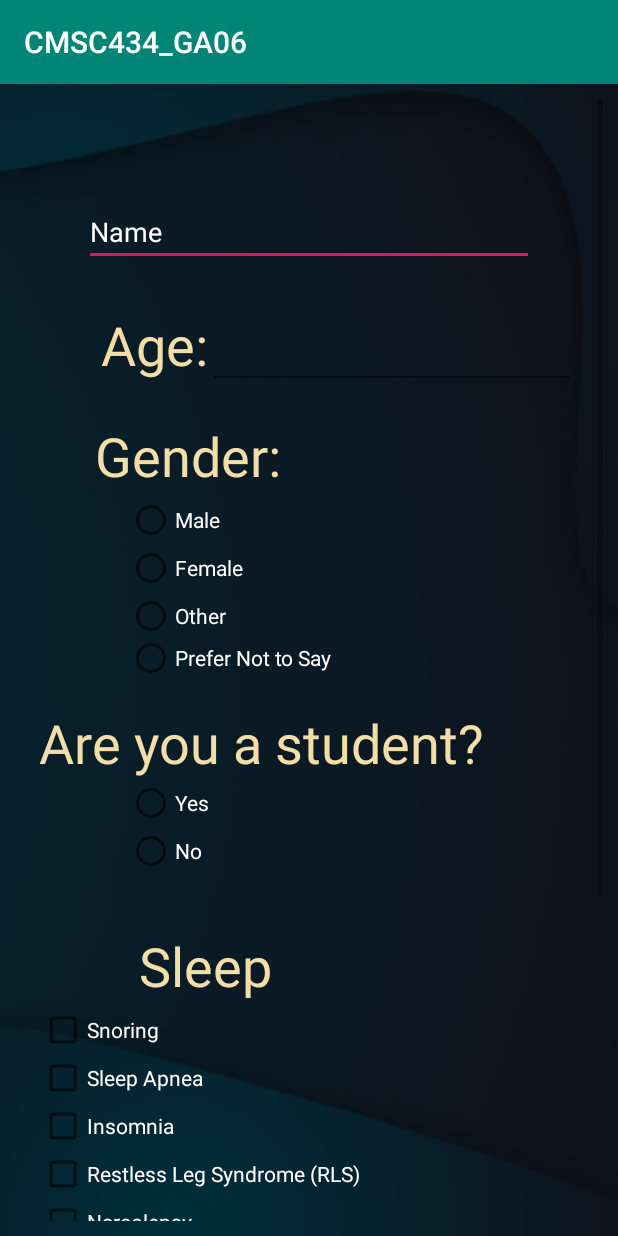
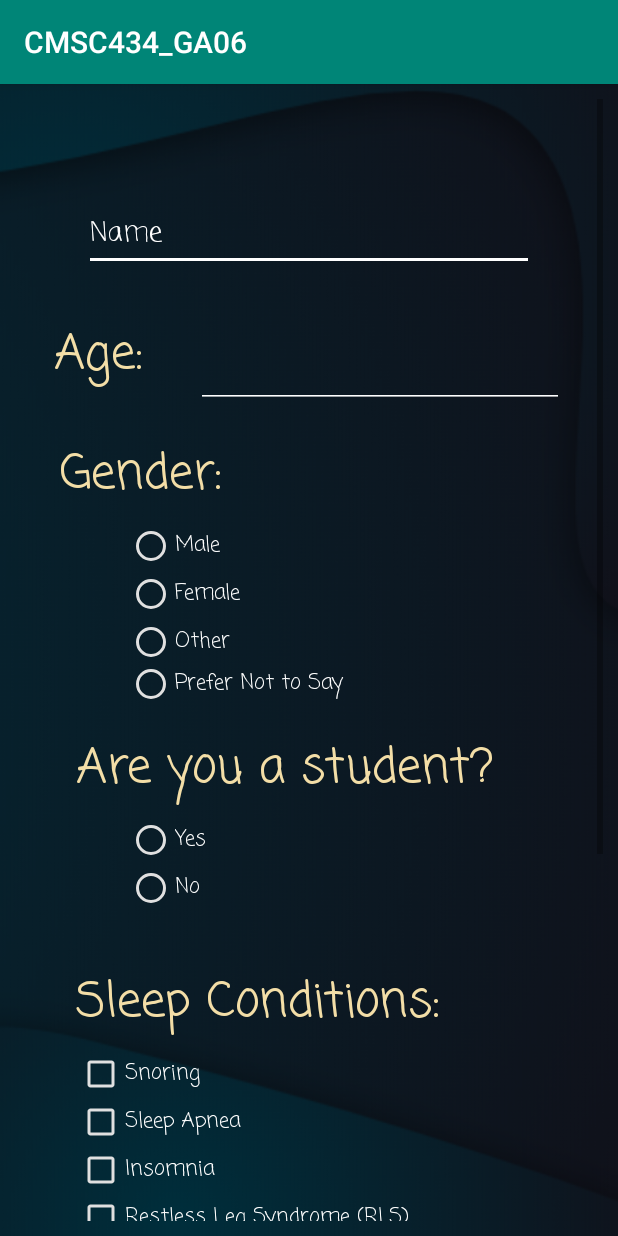
Before and after one commit to Ruochen-Wang/UMD_CMSC434_APAC, an Android app: the ThirdTask screen opened directly, with no data from a screen before it, on a phone screen of 412 x 824 dp. Run offline under Robolectric (Android 15) with nearby library versions, the phone set to English and light mode, and no system bars; our stand-ins replace Firebase (no records; nobody signed in at launch, a user with empty details on screens opened directly).

Commit message:
1. Fixed constraint problems 2. Changed font 3. Changed popups' alpha values and colours 4. Realigned text in Task 3

```diff
--- a/app/src/main/res/drawable/activity_btn.xml
+++ b/app/src/main/res/drawable/activity_btn.xml
@@ -15,4 +15,9 @@
     <stroke
         android:width="3dp"
         android:color="#152E4F"/>
+    <gradient
+        android:startColor="@color/colorPrimaryDark"
+        android:centerColor="@color/colorPrimary"
+        android:endColor="@color/colorPrimaryDark"
+        android:angle="270" />
 </shape>
--- a/app/src/main/res/layout/activity_third_task.xml
+++ b/app/src/main/res/layout/activity_third_task.xml
@@ -27,11 +27,14 @@
             android:layout_marginTop="50dp"
             android:layout_marginEnd="24dp"
             android:autofillHints="@string/prompt_name"
+            android:backgroundTint="@color/cardview_light_background"
             android:hint="@string/prompt_name"
             android:inputType="textShortMessage"
             android:selectAllOnFocus="true"
             android:textColor="#ffffff"
             android:textColorHint="#ffffff"
+            android:textCursorDrawable="@null"
+            android:fontFamily="casual"
             app:layout_constraintEnd_toEndOf="parent"
             app:layout_constraintStart_toStartOf="parent"
             app:layout_constraintTop_toTopOf="parent" />
@@ -39,89 +42,109 @@
 
         <TextView
             android:id="@+id/age_text"
-            android:layout_width="wrap_content"
-            android:layout_height="wrap_content"
-            android:layout_marginTop="28dp"
+            android:layout_width="89dp"
+            android:layout_height="60dp"
+            android:layout_marginStart="10dp"
+            android:layout_marginLeft="10dp"
+            android:layout_marginTop="130dp"
             android:text="Age:"
             android:textColor="#F3DEA7"
-            android:textSize="36sp"
-            app:layout_constraintEnd_toEndOf="parent"
-            app:layout_constraintHorizontal_bias="0.143"
+            android:textSize="32sp"
+            android:fontFamily="casual"
             app:layout_constraintStart_toStartOf="parent"
-            app:layout_constraintTop_toBottomOf="@+id/name" />
+            app:layout_constraintTop_toTopOf="parent" />
 
         <EditText
             android:id="@+id/age"
             android:layout_width="245dp"
-            android:layout_height="54dp"
-            android:layout_marginTop="28dp"
+            android:layout_height="60dp"
+            android:layout_marginStart="5dp"
+            android:layout_marginLeft="5dp"
+            android:layout_marginTop="130dp"
+            android:layout_marginEnd="10dp"
+            android:layout_marginRight="10dp"
+            android:backgroundTint="@color/cardview_light_background"
+            android:fontFamily="casual"
             android:inputType="number"
             android:selectAllOnFocus="true"
             android:textColor="#ffffff"
             android:textColorHint="#ffffff"
+            android:textCursorDrawable="@null"
+            android:textSize="28sp"
+            app:layout_constraintEnd_toEndOf="parent"
             app:layout_constraintStart_toEndOf="@+id/age_text"
-            app:layout_constraintTop_toBottomOf="@+id/name" />
+            app:layout_constraintTop_toTopOf="parent" />
 
         <TextView
             android:id="@+id/gender_text"
-            android:layout_width="225dp"
-            android:layout_height="51dp"
+            android:layout_width="310dp"
+            android:layout_height="56dp"
             android:layout_marginTop="20dp"
             android:text="Gender:"
             android:textColor="#F3DEA7"
-            android:textSize="36sp"
+            android:textSize="32sp"
+            android:fontFamily="casual"
             app:layout_constraintEnd_toEndOf="parent"
             app:layout_constraintHorizontal_bias="0.275"
             app:layout_constraintStart_toStartOf="parent"
-            app:layout_constraintTop_toBottomOf="@+id/age" />
+            app:layout_constraintTop_toBottomOf="@+id/age_text" />
 
         <RadioGroup
             android:id="@+id/radioGroup"
             android:layout_width="243dp"
             android:layout_height="120dp"
-            tools:layout_editor_absoluteX="61dp"
-            tools:layout_editor_absoluteY="489dp"
             app:layout_constraintEnd_toEndOf="parent"
             app:layout_constraintStart_toStartOf="parent"
-            app:layout_constraintTop_toBottomOf="@+id/gender_text">
+            app:layout_constraintTop_toBottomOf="@+id/gender_text"
+            tools:layout_editor_absoluteX="61dp"
+            tools:layout_editor_absoluteY="489dp">
 
             <RadioButton
                 android:id="@+id/radio1"
                 android:layout_width="match_parent"
                 android:layout_height="wrap_content"
+                android:buttonTint="#e0e0e0"
                 android:text="Male"
-                android:textColor="#ffffff"/>
+                android:textColor="#ffffff"
+                android:fontFamily="casual"/>
 
             <RadioButton
                 android:id="@+id/radio2"
                 android:layout_width="match_parent"
                 android:layout_height="wrap_content"
+                android:buttonTint="#e0e0e0"
                 android:text="Female"
-                android:textColor="#ffffff"/>
+                android:textColor="#ffffff"
+                android:fontFamily="casual"/>
 
             <RadioButton
                 android:id="@+id/radio3"
                 android:layout_width="match_parent"
                 android:layout_height="wrap_content"
+                android:buttonTint="#e0e0e0"
                 android:text="Other"
-                android:textColor="#ffffff"/>
+                android:textColor="#ffffff"
+                android:fontFamily="casual"/>
 
             <RadioButton
                 android:id="@+id/radio4"
                 android:layout_width="match_parent"
                 android:layout_height="wrap_content"
+                android:buttonTint="#e0e0e0"
                 android:text="Prefer Not to Say"
-                android:textColor="#ffffff"/>
+                android:textColor="#ffffff"
+                android:fontFamily="casual"/>
         </RadioGroup>
 
         <TextView
             android:id="@+id/student_text"
-            android:layout_width="match_parent"
-            android:layout_height="wrap_content"
+            android:layout_width="310dp"
+            android:layout_height="56dp"
             android:layout_marginTop="20dp"
             android:text="Are you a student?"
             android:textColor="#F3DEA7"
-            android:textSize="36sp"
+            android:textSize="32sp"
+            android:fontFamily="casual"
             app:layout_constraintEnd_toEndOf="parent"
             app:layout_constraintHorizontal_bias="0.497"
             app:layout_constraintStart_toStartOf="parent"
@@ -131,6 +154,7 @@
             android:id="@+id/studentGroup"
             android:layout_width="243dp"
             android:layout_height="80dp"
+            android:fontFamily="casual"
             app:layout_constraintEnd_toEndOf="parent"
             app:layout_constraintStart_toStartOf="parent"
             app:layout_constraintTop_toBottomOf="@+id/student_text"
@@ -141,6 +165,8 @@
                 android:id="@+id/yes"
                 android:layout_width="match_parent"
                 android:layout_height="wrap_content"
+                android:fontFamily="casual"
+                android:buttonTint="#e0e0e0"
                 android:text="Yes"
                 android:textColor="#ffffff" />
 
@@ -148,19 +174,24 @@
                 android:id="@+id/no"
                 android:layout_width="match_parent"
                 android:layout_height="wrap_content"
+                android:fontFamily="casual"
+                android:buttonTint="#e0e0e0"
                 android:text="No"
-                android:textColor="#ffffff" />
+                android:textColor="#ffffff"
+                android:layout_marginLeft="0dp"/>
 
         </RadioGroup>
 
         <TextView
             android:id="@+id/conditions_text"
-            android:layout_width="225dp"
-            android:layout_height="51dp"
+            android:layout_width="310dp"
+            android:layout_height="56dp"
             android:layout_marginTop="20dp"
+            android:buttonTint="#e0e0e0"
             android:text="Sleep Conditions:"
             android:textColor="#F3DEA7"
-            android:textSize="36sp"
+            android:textSize="32sp"
+            android:fontFamily="casual"
             app:layout_constraintEnd_toEndOf="parent"
             app:layout_constraintHorizontal_bias="0.497"
             app:layout_constraintStart_toStartOf="parent"
@@ -168,86 +199,125 @@
 
         <CheckBox
             android:id="@+id/check1"
-            android:layout_width="match_parent"
+            android:layout_width="310dp"
             android:layout_height="wrap_content"
+            android:buttonTint="#e0e0e0"
             android:text="Snoring"
             android:textColor="#ffffff"
-            app:layout_constraintTop_toBottomOf="@+id/conditions_text"/>
+            android:fontFamily="casual"
+            app:layout_constraintEnd_toEndOf="parent"
+            app:layout_constraintStart_toStartOf="parent"
+            app:layout_constraintTop_toBottomOf="@+id/conditions_text" />
 
         <CheckBox
             android:id="@+id/check2"
-            android:layout_width="match_parent"
+            android:layout_width="310dp"
             android:layout_height="wrap_content"
+            android:buttonTint="#e0e0e0"
             android:text="Sleep Apnea"
             android:textColor="#ffffff"
-            app:layout_constraintTop_toBottomOf="@+id/check1"/>
+            android:fontFamily="casual"
+            app:layout_constraintEnd_toEndOf="parent"
+            app:layout_constraintStart_toStartOf="parent"
+            app:layout_constraintTop_toBottomOf="@+id/check1" />
 
         <CheckBox
             android:id="@+id/check3"
-            android:layout_width="match_parent"
+            android:layout_width="310dp"
             android:layout_height="wrap_content"
+            android:buttonTint="#e0e0e0"
             android:text="Insomnia"
             android:textColor="#ffffff"
-            app:layout_constraintTop_toBottomOf="@+id/check2"/>
+            android:fontFamily="casual"
+            app:layout_constraintEnd_toEndOf="parent"
+            app:layout_constraintStart_toStartOf="parent"
+            app:layout_constraintTop_toBottomOf="@+id/check2" />
 
         <CheckBox
             android:id="@+id/check4"
-            android:layout_width="match_parent"
+            android:layout_width="310dp"
             android:layout_height="wrap_content"
+            android:buttonTint="#e0e0e0"
             android:text="Restless Leg Syndrome (RLS)"
             android:textColor="#ffffff"
-            app:layout_constraintTop_toBottomOf="@+id/check3"/>
+            android:fontFamily="casual"
+            app:layout_constraintEnd_toEndOf="parent"
+            app:layout_constraintStart_toStartOf="parent"
+            app:layout_constraintTop_toBottomOf="@+id/check3" />
+
         <CheckBox
             android:id="@+id/check5"
-            android:layout_width="match_parent"
+            android:layout_width="310dp"
             android:layout_height="wrap_content"
+            android:buttonTint="#e0e0e0"
             android:text="Narcolepsy"
             android:textColor="#ffffff"
+            android:fontFamily="casual"
+            app:layout_constraintEnd_toEndOf="parent"
+            app:layout_constraintStart_toStartOf="parent"
             app:layout_constraintTop_toBottomOf="@+id/check4" />
 
         <CheckBox
             android:id="@+id/check6"
-            android:layout_width="match_parent"
+            android:layout_width="310dp"
             android:layout_height="wrap_content"
+            android:buttonTint="#e0e0e0"
             android:text="Circadian Rhythm Disorders"
             android:textColor="#ffffff"
-            app:layout_constraintTop_toBottomOf="@+id/check5"/>
+            android:fontFamily="casual"
+            app:layout_constraintEnd_toEndOf="parent"
+            app:layout_constraintStart_toStartOf="parent"
+            app:layout_constraintTop_toBottomOf="@+id/check5" />
 
         <CheckBox
             android:id="@+id/check7"
-            android:layout_width="match_parent"
+            android:layout_width="310dp"
             android:layout_height="wrap_content"
+            android:buttonTint="#e0e0e0"
             android:text="Chronic Fatigue Syndrome"
             android:textColor="#ffffff"
-            app:layout_constraintTop_toBottomOf="@+id/check6"/>
+            android:fontFamily="casual"
+            app:layout_constraintEnd_toEndOf="parent"
+            app:layout_constraintStart_toStartOf="parent"
+            app:layout_constraintTop_toBottomOf="@+id/check6" />
 
         <CheckBox
             android:id="@+id/check8"
-            android:layout_width="match_parent"
+            android:layout_width="310dp"
             android:layout_height="wrap_content"
+            android:buttonTint="#e0e0e0"
             android:text="Night Terrors"
             android:textColor="#ffffff"
-            app:layout_constraintTop_toBottomOf="@+id/check7"/>
+            android:fontFamily="casual"
+            app:layout_constraintEnd_toEndOf="parent"
+            app:layout_constraintStart_toStartOf="parent"
+            app:layout_constraintTop_toBottomOf="@+id/check7" />
+
         <CheckBox
             android:id="@+id/check9"
-            android:layout_width="match_parent"
+            android:layout_width="310dp"
             android:layout_height="wrap_content"
+            android:buttonTint="#e0e0e0"
             android:text="Other"
             android:textColor="#ffffff"
-            app:layout_constraintTop_toBottomOf="@+id/check8"/>
+            android:fontFamily="casual"
+            app:layout_constraintEnd_toEndOf="parent"
+            app:layout_constraintStart_toStartOf="parent"
+            app:layout_constraintTop_toBottomOf="@+id/check8" />
 
         <Button
             android:id="@+id/infosave"
             android:layout_width="157dp"
             android:layout_height="50dp"
             android:layout_marginTop="56dp"
-            android:background="@drawable/activity_btn"
+            android:layout_marginBottom="120dp"
             android:onClick="saveInfo"
             android:text="Save Data"
-            android:backgroundTint="#008577"
             android:textAlignment="center"
-            android:textColor="#000000"
+            android:textColor="@color/colorPrimary"
             android:textSize="22sp"
+            android:fontFamily="casual"
+            app:layout_constraintBottom_toBottomOf="parent"
             app:layout_constraintEnd_toEndOf="parent"
             app:layout_constraintHorizontal_bias="0.502"
             app:layout_constraintStart_toStartOf="parent"
@@ -257,28 +327,32 @@
             android:id="@+id/info2night"
             android:layout_width="158dp"
             android:layout_height="64dp"
-            android:layout_marginTop="24dp"
-            android:layout_marginEnd="56dp"
-            android:layout_marginRight="56dp"
+            android:layout_marginStart="0dp"
+            android:layout_marginLeft="0dp"
+            android:layout_marginBottom="20dp"
             android:background="@drawable/activity_btn"
+            android:fontFamily="casual"
             android:text="Sleeping Data"
             android:textAlignment="center"
-            android:textColor="#000000"
-            android:textSize="22sp"
-            app:layout_constraintEnd_toStartOf="@+id/info2alarm"
-            app:layout_constraintTop_toBottomOf="@+id/infosave" />
+            android:textColor="#e0e0e0"
+            android:textSize="18sp"
+            app:layout_constraintBottom_toBottomOf="parent"
+            app:layout_constraintStart_toStartOf="parent" />
 
         <Button
             android:id="@+id/info2alarm"
             android:layout_width="137dp"
             android:layout_height="64dp"
-            android:layout_marginTop="24dp"
+            android:layout_marginEnd="0dp"
+            android:layout_marginRight="0dp"
+            android:layout_marginBottom="20dp"
             android:background="@drawable/activity_btn"
+            android:fontFamily="casual"
             android:text="Alarms"
             android:textAlignment="center"
-            android:textColor="#000000"
-            android:textSize="22sp"
-            app:layout_constraintEnd_toEndOf="parent"
-            app:layout_constraintTop_toBottomOf="@+id/infosave" />
+            android:textColor="#e0e0e0"
+            android:textSize="18sp"
+            app:layout_constraintBottom_toBottomOf="parent"
+            app:layout_constraintEnd_toEndOf="parent" />
     </androidx.constraintlayout.widget.ConstraintLayout>
 </ScrollView>
--- a/app/src/main/res/layout/popup.xml
+++ b/app/src/main/res/layout/popup.xml
@@ -3,7 +3,7 @@
     android:id="@+id/popup"
     android:layout_width="wrap_content"
     android:layout_height="wrap_content"
-    android:background="#cff1806f">
+    android:background="#cf326fa8">
 
     <TextView
         android:layout_width="wrap_content"
--- a/app/src/main/res/layout/popup_history.xml
+++ b/app/src/main/res/layout/popup_history.xml
@@ -4,7 +4,7 @@
     android:id="@+id/relativeLayout"
     android:layout_width="match_parent"
     android:layout_height="wrap_content"
-    android:background="#326fa8">
+    android:background="#cf326fa8">
 
     <TextView
         android:id="@+id/textView5"
--- a/app/src/main/res/layout/popup_window.xml
+++ b/app/src/main/res/layout/popup_window.xml
@@ -4,7 +4,7 @@
     android:id="@+id/relativeLayout"
     android:layout_width="match_parent"
     android:layout_height="wrap_content"
-    android:background="#326fa8">
+    android:background="#cf326fa8">
 
     <TextView
         android:id="@+id/textView4"
```
Also changed, not shown: app/src/main/AndroidManifest.xml (+9 -7 lines), app/src/main/res/layout/activity_primary_task12.xml (+43 -33 lines), app/src/main/res/layout/activity_primary_task24.xml (+40 -33 lines), app/src/main/res/layout/activity_secondary_task.xml (+26 -24 lines), 1311 other files.
